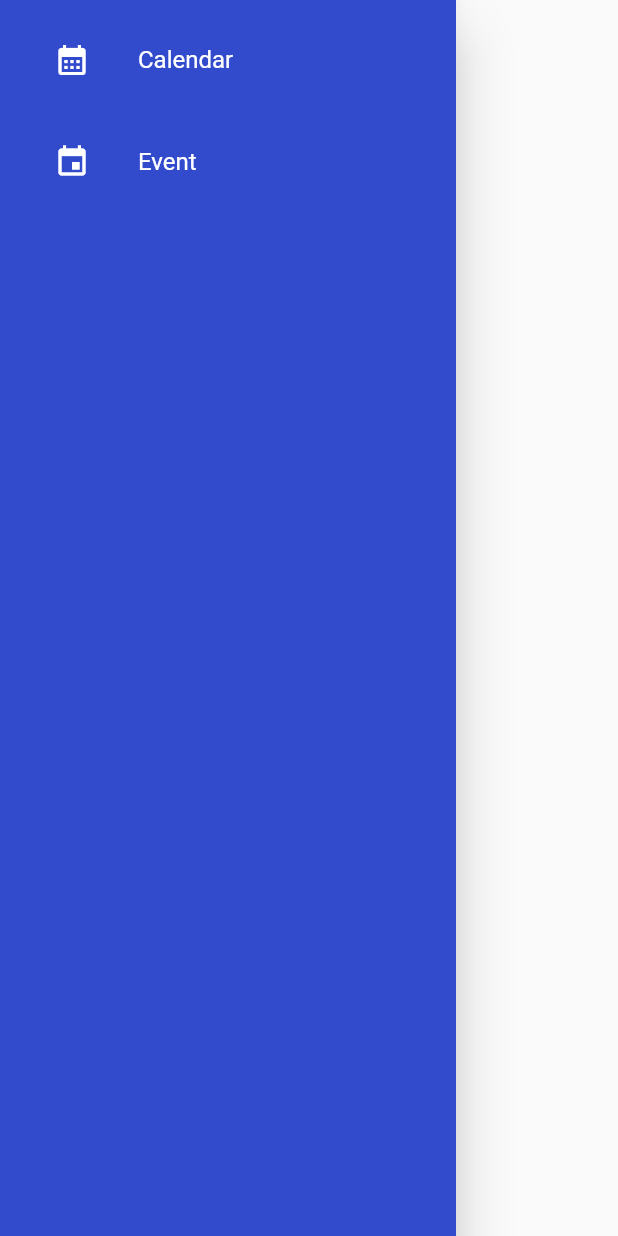
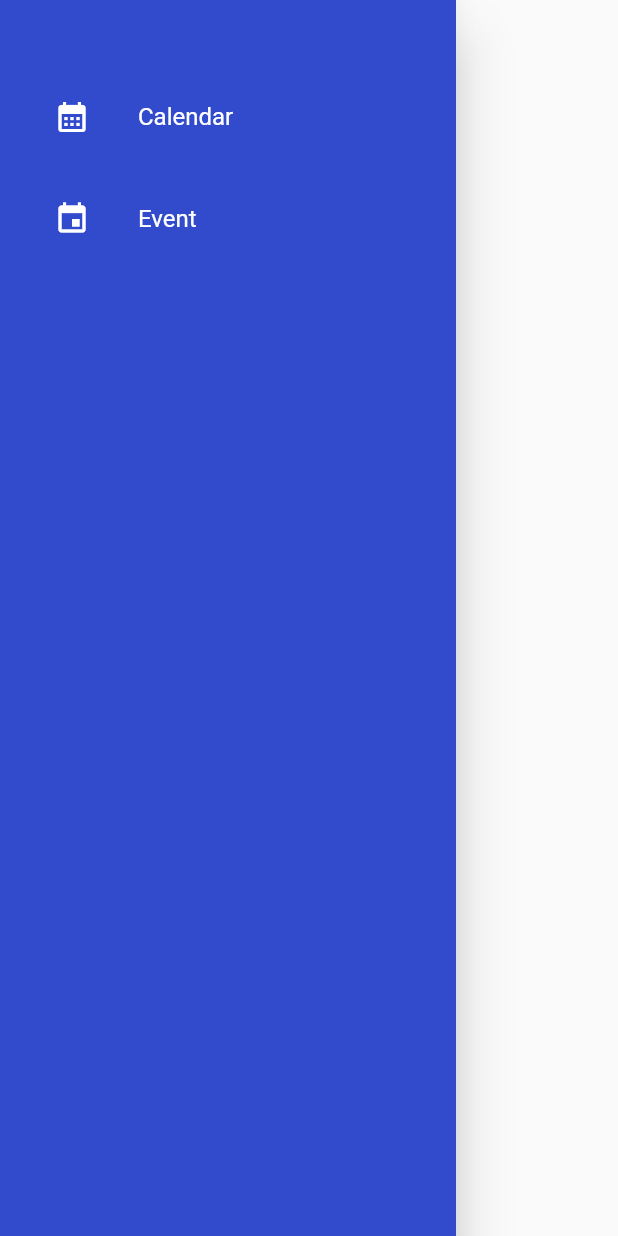
Before and after one commit to hsiaotingluv/demo_app, a Flutter app: the NavigationDrawerWidget widget shown alone on an empty page, opened directly, on a phone screen of 412 x 824 dp. Run offline on Flutter 3.47's test engine with Material 2 defaults, Android fonts, the phone set to English and light mode, and no system bars; our stand-ins replace syncfusion_flutter_calendar.

```diff
--- a/lib/page/calendar_page.dart
+++ b/lib/page/calendar_page.dart
@@ -10,6 +10,7 @@ class CalendarPage extends StatelessWidget {
   @override
   Widget build(BuildContext context) {
     final events = Provider.of<EventProvider>(context).events;
+    DateTime selectedDate = DateTime.now();
 
     return Scaffold(
       appBar: AppBar(
@@ -28,6 +29,7 @@ class CalendarPage extends StatelessWidget {
               final provider =
                   Provider.of<EventProvider>(context, listen: false);
               provider.setDate(details.date!);
+              selectedDate = details.date!;
               showModalBottomSheet(
                 context: context,
                 builder: (context) => Tasks(),
@@ -40,7 +42,7 @@ class CalendarPage extends StatelessWidget {
         onPressed: () => Navigator.push(
           context,
           MaterialPageRoute(
-            builder: (context) => EventPage(selectedDay: DateTime.now()),
+            builder: (context) => EventPage(selectedDay: selectedDate),
           ),
         ),
         label: Text("Add Event"),
--- a/lib/page/event_page.dart
+++ b/lib/page/event_page.dart
@@ -31,7 +31,7 @@ class _EventPageState extends State<EventPage> {
 
     if (widget.event == null) {
       fromDate = widget.selectedDay;
-      toDate = DateTime.now().add(Duration(hours: 2));
+      toDate = widget.selectedDay.add(Duration(hours: 2));
     }
   }
 
--- a/lib/widget/navigation_drawer_widget.dart
+++ b/lib/widget/navigation_drawer_widget.dart
@@ -15,7 +15,7 @@ class NavigationDrawerWidget extends StatelessWidget {
               padding: padding,
               child: Column(
                 children: [
-                  const SizedBox(height: 12),
+                  const SizedBox(height: 50),
                   buildMenuItem(
                     text: 'Calendar',
                     icon: Icons.calendar_month,
```
